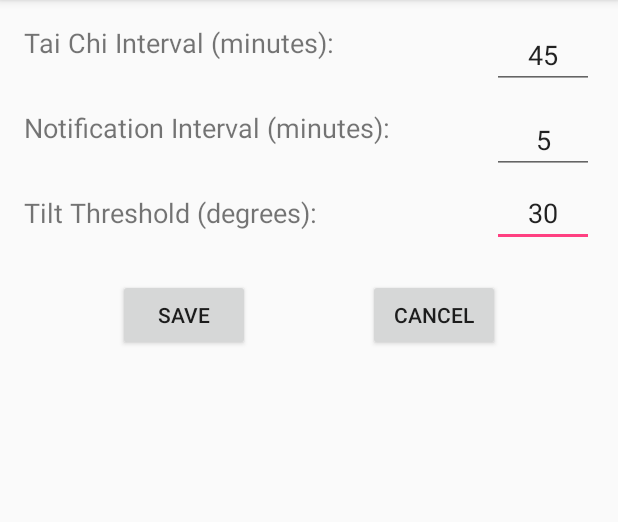
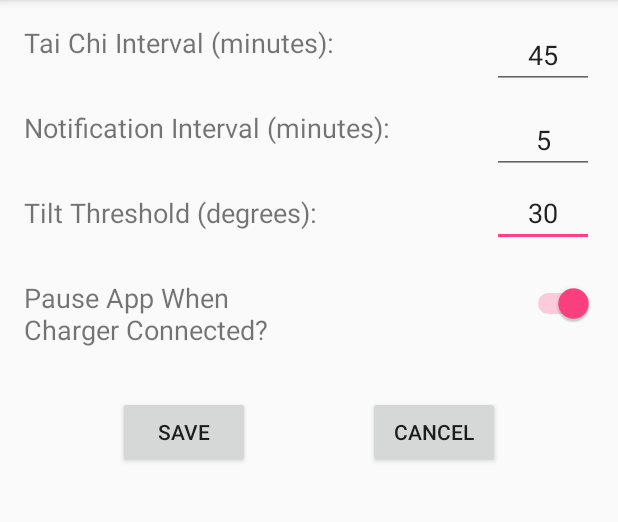
Before and after one commit to dpcarlojr/QuadTaiChi, an Android app: the screen it shows after launch (SettingsActivity), after a tap on "SETTINGS", on a phone screen of 412 x 824 dp, the part 84-606 px from its top. Run offline under Robolectric (Android 15) with nearby library versions, the phone set to English and light mode, and no system bars; 1 statement that could not run was skipped.

Commit message:
Bug fixes

```diff
--- a/app/build.gradle
+++ b/app/build.gradle
@@ -13,8 +13,8 @@ android {
         applicationId "com.swillers.quadtaichi"
         minSdkVersion 16
         targetSdkVersion 26
-        versionCode 4
-        versionName "1.4"
+        versionCode 15
+        versionName "1.15"
         testInstrumentationRunner "android.support.test.runner.AndroidJUnitRunner"
         vectorDrawables.useSupportLibrary = true
     }
--- a/app/src/main/java/com/swillers/quadtaichi/MainActivity.java
+++ b/app/src/main/java/com/swillers/quadtaichi/MainActivity.java
@@ -1,58 +1,70 @@
 package com.swillers.quadtaichi;
 
 import android.app.Notification;
+import android.app.NotificationChannel;
 import android.app.NotificationManager;
 import android.app.PendingIntent;
 import android.content.Context;
 import android.content.Intent;
+import android.content.IntentFilter;
 import android.content.SharedPreferences;
 import android.graphics.Color;
 import android.hardware.Sensor;
 import android.hardware.SensorEvent;
 import android.hardware.SensorEventListener;
 import android.hardware.SensorManager;
+import android.os.BatteryManager;
+import android.os.Build;
 import android.support.v7.app.AppCompatActivity;
 import android.os.Bundle;
 import android.util.Log;
 import android.view.View;
 import android.widget.TextView;
 
-import java.util.Date;
+import java.util.Locale;
 import java.util.Timer;
 import java.util.TimerTask;
 
+import static com.swillers.quadtaichi.R.mipmap.ic_launcher;
+
 public class MainActivity extends AppCompatActivity implements SensorEventListener {
     // Activity vars
-    public TextView txtMessage, txtPitch, txtTaiChi;
+    TextView txtMessage, txtPitch, txtTaiChi;
     public static int taiChiInterval; // Interval between pressure releases in seconds
     public static int nagInterval;  // Interval between notifications in minutes
     public static long tiltThreshold;
+    public static boolean pauseWhenCharging;
 
     // Logging
-    private String logTag = "MainActivity";
+    private final String logTag = "MainActivity";
 
     // Sensor vars
     public float pitch;
-    private SensorManager mSensorManager;
     private static final int FROM_RADS_TO_DEGS = -57;
+    public int SENSOR_DELAY = 500;
     Sensor accelerometer;
     Sensor magnetometer;
     private long fullTiltTime = 0;
-    private boolean isTilted;
 
     // Timing stuff
     public static long taiChiTime;
+    public long mCurrentPageMinute = -1;  // The minute that
 
+    // Charger check stuff
+    public static boolean isChargerConnected = false;
 
     @Override
     protected void onCreate(Bundle savedInstanceState) {
         super.onCreate(savedInstanceState);
         setContentView(R.layout.activity_main);
-        txtMessage = (TextView) this.findViewById(R.id.txtMessage);
-        txtPitch = (TextView) this.findViewById(R.id.txtPitch);
-        txtTaiChi = (TextView) this.findViewById(R.id.txtTaiChi);
+        txtMessage = this.findViewById(R.id.txtMessage);
+        txtPitch = this.findViewById(R.id.txtPitch);
+        txtTaiChi = this.findViewById(R.id.txtTaiChi);
         TimerTask timerTask;
         Timer timer;
+
+        SensorManager mSensorManager;
+
 
         // Load preferences
         SharedPreferences sharedPref = getSharedPreferences("taiChiPrefs", Context.MODE_PRIVATE);
@@ -71,35 +83,79 @@ public class MainActivity extends AppCompatActivity implements SensorEventListen
         } else {
             tiltThreshold = sharedPref.getInt("tiltThreshold",0);
         }
+        pauseWhenCharging = sharedPref.getBoolean("pauseWhenCharging",true);
+
         taiChiTime = System.currentTimeMillis() + (1000 * 60 * taiChiInterval);
 
         // Setup Sensors
         mSensorManager = (SensorManager)getSystemService(SENSOR_SERVICE);
+        if (mSensorManager != null) {
             accelerometer = mSensorManager.getDefaultSensor(Sensor.TYPE_ACCELEROMETER);
             magnetometer = mSensorManager.getDefaultSensor(Sensor.TYPE_MAGNETIC_FIELD);
+
+            mSensorManager.registerListener(this, accelerometer, SENSOR_DELAY);
+            mSensorManager.registerListener(this, magnetometer, SENSOR_DELAY);
+        }
 
         // Setup timer run checks every second
         timerTask = new MyTimerTask();
         timer = new Timer();
         timer.schedule(timerTask, 0,1000);
 
-        // Log.d(logTag, "onCreate");
+        // Check initial charger status. BatteryReceiver takes over after this
+        Intent intent = this.registerReceiver(null, new IntentFilter(Intent.ACTION_BATTERY_CHANGED));
+        int plugged = intent.getIntExtra(BatteryManager.EXTRA_PLUGGED, -1);
+        isChargerConnected = plugged == BatteryManager.BATTERY_PLUGGED_AC || plugged == BatteryManager.BATTERY_PLUGGED_USB;
+        if (Build.VERSION.SDK_INT > Build.VERSION_CODES.JELLY_BEAN)
+        {
+            isChargerConnected = isChargerConnected || plugged == BatteryManager.BATTERY_PLUGGED_WIRELESS;
+        }
+
+
+        Log.d(logTag, "onCreate");
 
     }
 
+    // Display a notification that Tai Chi is overdue by 'overdue' seconds
+    public void showNotification(long overdue){
+        long[] vibrate = {100,200,100,200};
+        Intent intent = new Intent(this, MainActivity.class);
+        PendingIntent pendingIntent = PendingIntent.getActivity(this, 0, intent, 0);
+        String notiTitle = "Tai Chi Time!";
+        String notiText = String.format(Locale.US,"Tai Chi is overdue by %d minutes",overdue / 60);
 
-
-    public void showNotification(long overdue){
         NotificationManager notiMgr = (NotificationManager)getSystemService(NOTIFICATION_SERVICE);
+        if (Build.VERSION.SDK_INT >= 26) {  // Oreo needs notification channels
+            NotificationChannel mChannel = new NotificationChannel("qtc_channel","Quad Tai Chi Channel", NotificationManager.IMPORTANCE_DEFAULT);
+            mChannel.setDescription("Notifies users when Tai Chi is due");
+            if (notiMgr != null) {
+                notiMgr.createNotificationChannel(mChannel);
+            }
+            Notification.Builder builder = new Notification.Builder(this, "qtc_channel")
+                    .setSmallIcon(ic_launcher)
+                    .setContentTitle(notiTitle)
+                    .setContentText(notiText)
+                    .setAutoCancel(true)
+                    .setContentIntent(pendingIntent);
+            Notification noti = builder.build();
+            if (notiMgr != null) {
+                notiMgr.notify(999, noti);
+            }
+        } else {
             Notification noti = new Notification.Builder(this)
-                .setSmallIcon(R.mipmap.ic_launcher)
-                .setContentTitle("Tai Chi Time!")
-                .setContentText("Tai Chi is overdue by " + (overdue / 60) + " minutes")
+                    .setSmallIcon(ic_launcher)
+                    .setContentTitle(notiTitle)
+                    .setContentText(notiText)
                     .setAutoCancel(true)
+                    .setContentIntent(pendingIntent)
+                    .setDefaults(Notification.DEFAULT_SOUND)
+                    .setVibrate(vibrate)
                     .build();
 
-        notiMgr.notify(999,noti);
-
+            if (notiMgr != null) {
+                notiMgr.notify(999, noti);
+            }
+        }
     }
 
     @Override
@@ -108,10 +164,15 @@ public class MainActivity extends AppCompatActivity implements SensorEventListen
         // this.finish();  // close app
     }
 
+    // Display settings activy
     public void showSettings(View view) {
         Intent intent = new Intent(this, SettingsActivity.class);
         startActivity(intent);
+    }
 
+    public void exit(View view) {
+        System.exit(0);
+        // android.os.Process.killProcess(android.os.Process.myPid());
     }
 
     private void TimerMethod() {
@@ -121,49 +182,60 @@ public class MainActivity extends AppCompatActivity implements SensorEventListen
         @Override
         public void run() {
             long mNow = System.currentTimeMillis();
-            long mTimeDiff = (mNow - taiChiTime) / 1000;  // number of seconds before/after taiChiTime
+            long mSecDiff = (mNow - taiChiTime) / 1000;  // number of seconds before/after taiChiTime
+            long mMinDiff = mSecDiff / 60;  // number of minutes before/after taiChiTime
             String mStatus;
 
+            if (isChargerConnected && pauseWhenCharging) {  // "pause" Tai Chi when charger connected and pauseWhenCharging is true
+                txtMessage.setTextColor(Color.BLACK);
+                txtMessage.setText("Charger connected\nTai Chi on pause");
+                taiChiTime = mNow + (1000 * 60 * taiChiInterval);
+                txtTaiChi.setVisibility(View.INVISIBLE);
+            } else {
+                if (mSecDiff > 0) {
+                    txtMessage.setTextColor(Color.RED);
+                    txtMessage.setText(String.format(Locale.US, "Tai Chi overdue by %02d:%02d", mSecDiff / 60, mSecDiff % 60));
 
-            Log.d(logTag,"Past Due: " + mTimeDiff + " - Tai Chi Time: " + taiChiTime);
-            if (mTimeDiff > 0) {
-                txtMessage.setTextColor(Color.RED);
-                txtMessage.setText("Tai Chi overdue by " + String.format("%02d", (mTimeDiff/60)) + ":" + String.format("%02d", (mTimeDiff % 60)));
-
-                // Set notification every minute
-                if ((mTimeDiff % 60 / nagInterval) == 0 || mTimeDiff == 1) {
-                    showNotification(mTimeDiff);
+                    // Set notification every nagInterval minutes
+                    if (mMinDiff % nagInterval == 0) {    // Is this the time to send a message?
+                        if (mCurrentPageMinute != mMinDiff) {   // Have we paged on this minute yet?  Needed b/c timer is unreliable whnen sleeping
+                            showNotification(mSecDiff);
+                            mCurrentPageMinute = mMinDiff;
+                        }
                     }
                 } else {
-                txtMessage.setText("Tai Chi due in: " + String.format("%02d", -mTimeDiff/60) + ":" + String.format("%02d", -mTimeDiff % 60));
+                    txtMessage.setText(String.format(Locale.US, "Tai Chi due in: %02d:%02d", -mSecDiff / 60, -mSecDiff % 60));
                     txtMessage.setTextColor(Color.BLACK);
 
                     // Cancel notification
-                NotificationManager notiMgr = (NotificationManager)getSystemService(NOTIFICATION_SERVICE);
+                    NotificationManager notiMgr = (NotificationManager) getSystemService(NOTIFICATION_SERVICE);
+                    if (notiMgr != null) {
                         notiMgr.cancel(999);
                     }
+                }
 
-            if (tiltThreshold < pitch) {
-                if (fullTiltTime == 0) {
-                    fullTiltTime = mNow + (1000 * 60);  // Tai Chi will finish in 60 seconds
+                if (tiltThreshold < pitch) {  // Is the phone tilted in Tai Chi mode
+                    if (fullTiltTime == 0) {  // Is fullTiltTime uninitalized?
+                        fullTiltTime = mNow + (1000 * 60);  // Tai Chi will finish in 60 seconds from now
                     }
-                if (fullTiltTime < mNow) {
-                    //Log.d(logTag, "Resetting: "+taiChiInterval);
-                    taiChiTime = mNow + (1000 * 60 * taiChiInterval);
-                    mStatus = "Complete!";
+                    if (fullTiltTime < mNow) {   // Is Tai Chi done?
+                        // Log.d(logTag, "Resetting: "+taiChiInterval);
+                        taiChiTime = mNow + (1000 * 60 * taiChiInterval) + 1200;   // Set the new taiChiTime (now + taiChiInterval + 1-ish second)
+                        mStatus = "Tai Chi Complete!";
                     } else {
-                    mStatus = "Will complete in: " + String.format("%02d", (fullTiltTime - mNow) / 1000 / 60) + ":" + String.format("%02d", (fullTiltTime - mNow) / 1000 % 60);
+                        mStatus = String.format(Locale.US, "Tai Chi in progress\nWill complete in: %02d:%02d", (fullTiltTime - mNow) / 1000 / 60, (fullTiltTime - mNow) / 1000 % 60);
                     }
                     txtTaiChi.setVisibility(View.VISIBLE);
-                txtTaiChi.setText("Tai Chi in progress\n" + mStatus);
+                    txtTaiChi.setText(mStatus);
                 } else {
                     txtTaiChi.setVisibility(View.INVISIBLE);
                     fullTiltTime = 0;
                 }
-
-            txtPitch.setText(String.format("Pitch: %f",pitch));
+            }
+            txtPitch.setText(String.format(Locale.US,"Tilt: %.2f\u00B0",pitch));
         }
     };
+
 
     public class MyTimerTask extends TimerTask {
         @Override
@@ -174,16 +246,12 @@ public class MainActivity extends AppCompatActivity implements SensorEventListen
 
     protected void onResume() {
         super.onResume();
-        //mSensorManager.registerListener(this, mRotationSensor, SensorManager.SENSOR_DELAY_UI);
-        //mSensorManager.registerListener(this, mRotationSensor, SENSOR_DELAY);
-        mSensorManager.registerListener(this, accelerometer, SensorManager.SENSOR_DELAY_UI);
-        mSensorManager.registerListener(this, magnetometer, SensorManager.SENSOR_DELAY_UI);
+
     }
 
     protected void onPause() {
         super.onPause();
-       //mSensorManager.unregisterListener(this);
-
+        // mSensorManager.unregisterListener(this);
     }
 
     public void onAccuracyChanged(Sensor sensor, int accuracy) {
@@ -215,5 +283,4 @@ public class MainActivity extends AppCompatActivity implements SensorEventListen
 
     }
 
-
 }
--- a/app/src/main/java/com/swillers/quadtaichi/SettingsActivity.java
+++ b/app/src/main/java/com/swillers/quadtaichi/SettingsActivity.java
@@ -7,10 +7,12 @@ import android.os.Bundle;
 import android.util.Log;
 import android.view.View;
 import android.widget.EditText;
+import android.widget.Switch;
 import android.widget.TextView;
 
 public class SettingsActivity extends AppCompatActivity {
 EditText editInterval, editNag, editTiltThreshold;
+Switch swPauseWhenCharging;
 
     @Override
     protected void onCreate(Bundle savedInstanceState) {
@@ -20,6 +22,7 @@ EditText editInterval, editNag, editTiltThreshold;
         editInterval = (EditText) this.findViewById(R.id.editInterval);
         editNag = (EditText) this.findViewById(R.id.editNag);
         editTiltThreshold = (EditText) this.findViewById(R.id.editTiltThreshold);
+        swPauseWhenCharging = (Switch) this.findViewById(R.id.swPauseOnCharge);
         SharedPreferences sharedPref = getSharedPreferences("taiChiPrefs", Context.MODE_PRIVATE);
         // Log.d("Settings","Interval: "+sharedPref.getInt("taiChiInterval", 0));
 
@@ -40,6 +43,7 @@ EditText editInterval, editNag, editTiltThreshold;
         } else {
             editTiltThreshold.setText(String.valueOf(sharedPref.getInt("tiltThreshold",0)));
         }
+        swPauseWhenCharging.setChecked(sharedPref.getBoolean("pauseWhenCharging", true));
     }
 
     public void updateSettings(View view) {
@@ -48,6 +52,7 @@ EditText editInterval, editNag, editTiltThreshold;
         editor.putInt("taiChiInterval", Integer.parseInt(editInterval.getText().toString()));
         editor.putInt("nagInterval", Integer.parseInt(editNag.getText().toString()));
         editor.putInt("tiltThreshold", Integer.parseInt(editTiltThreshold.getText().toString()));
+        editor.putBoolean("pauseWhenCharging", swPauseWhenCharging.isChecked());
         editor.apply();
         // Log.d("Settings","Saving "+editInterval.getText());
         MainActivity.taiChiInterval = Integer.parseInt(editInterval.getText().toString());
@@ -55,6 +60,7 @@ EditText editInterval, editNag, editTiltThreshold;
 
         MainActivity.nagInterval = Integer.parseInt(editNag.getText().toString());
         MainActivity.tiltThreshold = Integer.parseInt(editTiltThreshold.getText().toString());
+        MainActivity.pauseWhenCharging = swPauseWhenCharging.isChecked();
         this.finish();
     }
 
--- a/app/src/main/res/layout/activity_settings.xml
+++ b/app/src/main/res/layout/activity_settings.xml
@@ -20,10 +20,24 @@
         app:layout_constraintTop_toBottomOf="@+id/txtNagInterval" />
 
     <TextView
+        android:id="@+id/txtPauseOnCharge"
+        android:layout_width="wrap_content"
+        android:layout_height="wrap_content"
+        android:layout_marginLeft="16dp"
+        android:layout_marginStart="16dp"
+        android:layout_marginTop="32dp"
+        android:text="Pause App When\nCharger Connected?"
+        android:textSize="18sp"
+        app:layout_constraintLeft_toLeftOf="parent"
+        app:layout_constraintStart_toStartOf="parent"
+        app:layout_constraintTop_toBottomOf="@+id/txtTiltThreshold" />
+
+    <TextView
         android:id="@+id/txtNagInterval"
         android:layout_width="wrap_content"
         android:layout_height="wrap_content"
         android:layout_marginStart="16dp"
+        android:layout_marginLeft="16dp"
         android:layout_marginTop="32dp"
         android:text="Notification Interval (minutes):"
         android:textSize="18sp"
@@ -60,6 +74,7 @@
         android:layout_width="68dp"
         android:layout_height="wrap_content"
         android:layout_marginEnd="16dp"
+        android:layout_marginRight="16dp"
         android:layout_marginTop="16dp"
         android:ems="10"
         android:inputType="number"
@@ -95,7 +110,7 @@
         app:layout_constraintEnd_toStartOf="@+id/btnCancel"
         app:layout_constraintHorizontal_bias="0.5"
         app:layout_constraintStart_toStartOf="parent"
-        app:layout_constraintTop_toBottomOf="@+id/txtTiltThreshold" />
+        app:layout_constraintTop_toBottomOf="@+id/txtPauseOnCharge" />
 
     <Button
         android:id="@+id/btnCancel"
@@ -107,5 +122,14 @@
         app:layout_constraintEnd_toEndOf="parent"
         app:layout_constraintHorizontal_bias="0.5"
         app:layout_constraintStart_toEndOf="@+id/btnSave"
-        app:layout_constraintTop_toBottomOf="@+id/txtTiltThreshold" />
+        app:layout_constraintTop_toBottomOf="@+id/txtPauseOnCharge" />
+
+    <Switch
+        android:id="@+id/swPauseOnCharge"
+        android:layout_width="wrap_content"
+        android:layout_height="wrap_content"
+        android:layout_marginRight="16dp"
+        android:layout_marginTop="24dp"
+        app:layout_constraintRight_toRightOf="parent"
+        app:layout_constraintTop_toBottomOf="@+id/editTiltThreshold" />
 </android.support.constraint.ConstraintLayout>
--- a/app/src/main/res/values/strings.xml
+++ b/app/src/main/res/values/strings.xml
@@ -1,4 +1,7 @@
 <resources>
     <string name="app_name">Quad Tai Chi</string>
     <string name="title_activity_settings">SettingsActivity</string>
+    <string name="button_settings">Settings</string>
+    <string name="button_exit">Exit</string>
+    <string name="channel_name">qtc_channel_01</string>
 </resources>
```
Also changed, not shown: app/src/main/AndroidManifest.xml (+9 -1 lines), app/src/main/java/com/swillers/quadtaichi/BatteryReceiver.java (added, +31 -0 lines), app/src/main/res/layout/activity_main.xml (+14 -1 lines), 2 other files. Lines whose indentation alone changed are shown as unchanged.
